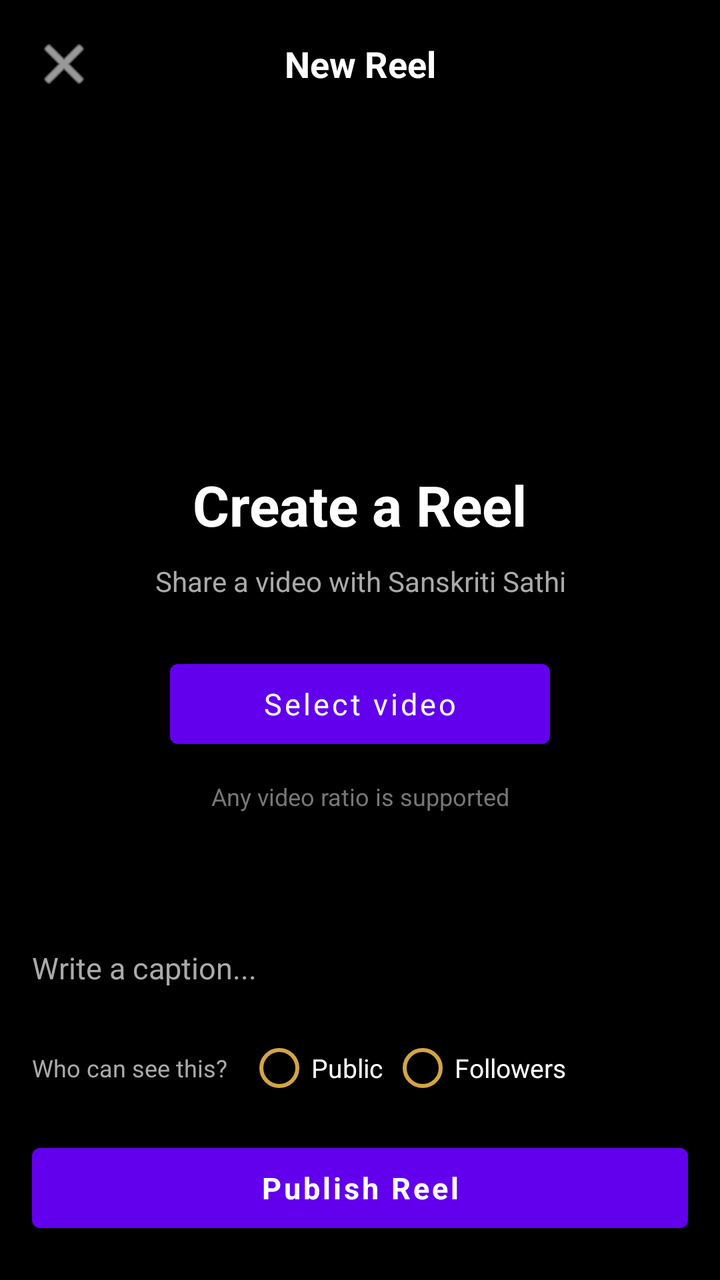
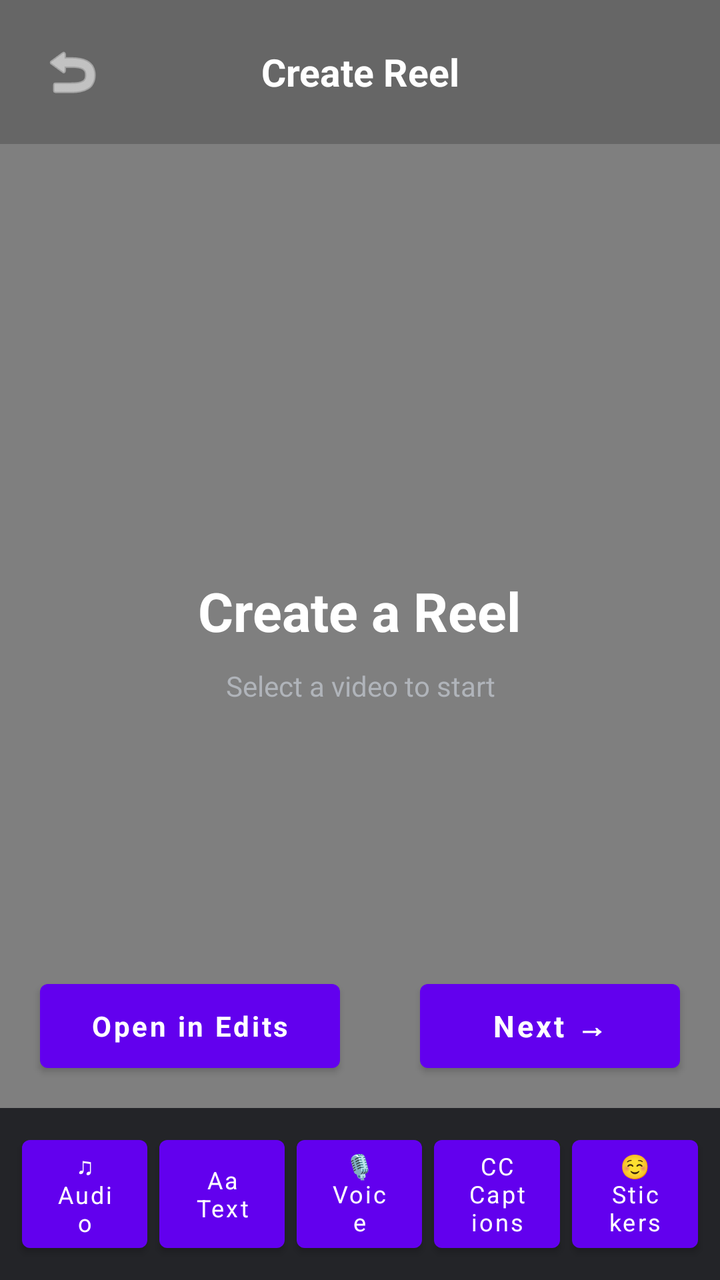

Before-and-after screenshots of an Android layout around one commit, followed by the original layout XML and the change that was made.
<!-- AndroidManifest.xml: application theme Theme.SanskritiSathi -->
<!-- res/layout/activity_reel_upload.xml -->
<?xml version="1.0" encoding="utf-8"?>
<FrameLayout
    xmlns:android="http://schemas.android.com/apk/res/android"
    android:layout_width="match_parent"
    android:layout_height="match_parent"
    android:background="#000000">

    
    
    

    <LinearLayout
        android:layout_width="match_parent"
        android:layout_height="match_parent"
        android:orientation="vertical"
        android:gravity="center"
        android:background="#000000">

        

        <FrameLayout
            android:id="@+id/videoContainer"
            android:layout_width="match_parent"
            android:layout_height="0dp"
            android:layout_weight="1"
            android:layout_gravity="center"
            android:background="#000000">

            
            
            

            <VideoView
                android:id="@+id/videoPreview"
                android:layout_width="match_parent"
                android:layout_height="match_parent"
                android:layout_gravity="center"
                android:background="#000000"
                android:visibility="gone"/>


            
            
            

            <LinearLayout
                android:id="@+id/emptyPreview"
                android:layout_width="match_parent"
                android:layout_height="match_parent"
                android:orientation="vertical"
                android:gravity="center"
                android:padding="28dp"
                android:background="#000000">

                <TextView
                    android:layout_width="wrap_content"
                    android:layout_height="wrap_content"
                    android:text="Create a Reel"
                    android:textColor="#FFFFFF"
                    android:textSize="28sp"
                    android:textStyle="bold"/>

                <TextView
                    android:layout_width="wrap_content"
                    android:layout_height="wrap_content"
                    android:layout_marginTop="10dp"
                    android:gravity="center"
                    android:text="Share a video with Sanskriti Sathi"
                    android:textColor="#AAAAAA"
                    android:textSize="14sp"/>

                <Button
                    android:id="@+id/selectVideoButton"
                    android:layout_width="wrap_content"
                    android:layout_height="52dp"
                    android:layout_marginTop="26dp"
                    android:minWidth="190dp"
                    android:text="Select video"
                    android:textAllCaps="false"
                    android:textSize="15sp"/>

                <TextView
                    android:id="@+id/selectedVideoHint"
                    android:layout_width="wrap_content"
                    android:layout_height="wrap_content"
                    android:layout_marginTop="12dp"
                    android:gravity="center"
                    android:text="Any video ratio is supported"
                    android:textColor="#777777"
                    android:textSize="12sp"/>

            </LinearLayout>

        </FrameLayout>

    </LinearLayout>


    
    
    

    <LinearLayout
        android:layout_width="match_parent"
        android:layout_height="64dp"
        android:layout_gravity="top"
        android:orientation="horizontal"
        android:gravity="center_vertical"
        android:paddingStart="8dp"
        android:paddingEnd="8dp"
        android:background="#66000000">

        <ImageButton
            android:id="@+id/closeButton"
            android:layout_width="48dp"
            android:layout_height="48dp"
            android:background="@android:color/transparent"
            android:contentDescription="Close"
            android:src="@android:drawable/ic_menu_close_clear_cancel"
            android:tint="#FFFFFF"/>

        <TextView
            android:layout_width="0dp"
            android:layout_height="wrap_content"
            android:layout_weight="1"
            android:gravity="center"
            android:text="New Reel"
            android:textColor="#FFFFFF"
            android:textSize="18sp"
            android:textStyle="bold"/>

        <View
            android:layout_width="48dp"
            android:layout_height="48dp"/>

    </LinearLayout>


    
    
    

    <TextView
        android:id="@+id/videoNameText"
        android:layout_width="wrap_content"
        android:layout_height="wrap_content"
        android:layout_gravity="top|center_horizontal"
        android:layout_marginTop="72dp"
        android:background="#66000000"
        android:paddingStart="14dp"
        android:paddingTop="7dp"
        android:paddingEnd="14dp"
        android:paddingBottom="7dp"
        android:text="Video selected ✓"
        android:textColor="#FFFFFF"
        android:textSize="12sp"
        android:visibility="gone"/>


    
    
    

    <LinearLayout
        android:id="@+id/bottomPanel"
        android:layout_width="match_parent"
        android:layout_height="wrap_content"
        android:layout_gravity="bottom"
        android:orientation="vertical"
        android:paddingStart="16dp"
        android:paddingTop="18dp"
        android:paddingEnd="16dp"
        android:paddingBottom="20dp"
        android:background="#E6000000">

        
        
        

        <EditText
            android:id="@+id/captionInput"
            android:layout_width="match_parent"
            android:layout_height="52dp"
            android:background="@android:color/transparent"
            android:hint="Write a caption..."
            android:inputType="textCapSentences|textMultiLine"
            android:maxLength="1000"
            android:maxLines="3"
            android:padding="0dp"
            android:textColor="#FFFFFF"
            android:textColorHint="#AAAAAA"
            android:textSize="15sp"/>


        
        
        

        <LinearLayout
            android:layout_width="match_parent"
            android:layout_height="48dp"
            android:orientation="horizontal"
            android:gravity="center_vertical">

            <TextView
                android:layout_width="wrap_content"
                android:layout_height="wrap_content"
                android:text="Who can see this?"
                android:textColor="#AAAAAA"
                android:textSize="12sp"/>

            <RadioButton
                android:id="@+id/publicRadio"
                android:layout_width="wrap_content"
                android:layout_height="wrap_content"
                android:layout_marginStart="10dp"
                android:buttonTint="#D2A546"
                android:text="Public"
                android:textColor="#FFFFFF"
                android:textSize="13sp"/>

            <RadioButton
                android:id="@+id/followersRadio"
                android:layout_width="wrap_content"
                android:layout_height="wrap_content"
                android:layout_marginStart="4dp"
                android:buttonTint="#D2A546"
                android:text="Followers"
                android:textColor="#FFFFFF"
                android:textSize="13sp"/>

        </LinearLayout>


        
        
        

        <ProgressBar
            android:id="@+id/uploadProgress"
            style="?android:attr/progressBarStyleHorizontal"
            android:layout_width="match_parent"
            android:layout_height="4dp"
            android:layout_marginTop="4dp"
            android:max="100"
            android:progress="0"
            android:visibility="gone"/>


        
        
        

        <TextView
            android:id="@+id/uploadStatusText"
            android:layout_width="match_parent"
            android:layout_height="wrap_content"
            android:layout_marginTop="7dp"
            android:gravity="center"
            android:text="Uploading..."
            android:textColor="#D2A546"
            android:textSize="12sp"
            android:visibility="gone"/>


        
        
        

        <Button
            android:id="@+id/publishButton"
            android:layout_width="match_parent"
            android:layout_height="52dp"
            android:layout_marginTop="10dp"
            android:text="Publish Reel"
            android:textAllCaps="false"
            android:textSize="15sp"
            android:textStyle="bold"/>

    </LinearLayout>

</FrameLayout>
<!-- resources referenced by this layout -->
<resources>
  <style name="Theme.SanskritiSathi" parent="Theme.MaterialComponents.DayNight.NoActionBar">
  
          <item name="android:fontFamily">sans-serif</item>
  
          
          <item name="android:statusBarColor">#0F111A</item>
          <item name="android:windowLightStatusBar">false</item>
  
          <item name="android:navigationBarColor">#1A1D2B</item>
          <item name="android:windowLightNavigationBar">false</item>
  
          <item name="android:windowActionModeOverlay">true</item>
          <item name="android:windowNoTitle">true</item>
  
          <item name="android:windowBackground">#0F111A</item>
  
          <item name="android:textColorPrimary">#FFFFFF</item>
          <item name="android:textColorSecondary">#A0A5B5</item>
  
      </style>
</resources>

<!-- the commit's change to res/layout/activity_reel_upload.xml (unified diff, before → after) -->
@@ -3,280 +3,491 @@
     xmlns:android="http://schemas.android.com/apk/res/android"
     android:layout_width="match_parent"
     android:layout_height="match_parent"
-    android:background="#000000">
-
-    
-    
-    
-
-    <LinearLayout
+    android:background="#090B0F">
+
+    
+    
+    
+
+    <FrameLayout
+        android:id="@+id/editorScreen"
         android:layout_width="match_parent"
         android:layout_height="match_parent"
-        android:orientation="vertical"
-        android:gravity="center"
         android:background="#000000">
 
         
 
-        <FrameLayout
-            android:id="@+id/videoContainer"
+        <VideoView
+            android:id="@+id/editorVideoPreview"
             android:layout_width="match_parent"
-            android:layout_height="0dp"
-            android:layout_weight="1"
+            android:layout_height="match_parent"
             android:layout_gravity="center"
-            android:background="#000000">
-
-            
-            
-            
-
-            <VideoView
-                android:id="@+id/videoPreview"
-                android:layout_width="match_parent"
-                android:layout_height="match_parent"
-                android:layout_gravity="center"
-                android:background="#000000"
-                android:visibility="gone"/>
-
-
-            
-            
-            
-
-            <LinearLayout
-                android:id="@+id/emptyPreview"
-                android:layout_width="match_parent"
-                android:layout_height="match_parent"
-                android:orientation="vertical"
-                android:gravity="center"
-                android:padding="28dp"
-                android:background="#000000">
-
-                <TextView
-                    android:layout_width="wrap_content"
-                    android:layout_height="wrap_content"
-                    android:text="Create a Reel"
-                    android:textColor="#FFFFFF"
-                    android:textSize="28sp"
-                    android:textStyle="bold"/>
-
-                <TextView
-                    android:layout_width="wrap_content"
-                    android:layout_height="wrap_content"
-                    android:layout_marginTop="10dp"
-                    android:gravity="center"
-                    android:text="Share a video with Sanskriti Sathi"
-                    android:textColor="#AAAAAA"
-                    android:textSize="14sp"/>
-
-                <Button
-                    android:id="@+id/selectVideoButton"
-                    android:layout_width="wrap_content"
-                    android:layout_height="52dp"
-                    android:layout_marginTop="26dp"
-                    android:minWidth="190dp"
-                    android:text="Select video"
-                    android:textAllCaps="false"
-                    android:textSize="15sp"/>
-
-                <TextView
-                    android:id="@+id/selectedVideoHint"
-                    android:layout_width="wrap_content"
-                    android:layout_height="wrap_content"
-                    android:layout_marginTop="12dp"
-                    android:gravity="center"
-                    android:text="Any video ratio is supported"
-                    android:textColor="#777777"
-                    android:textSize="12sp"/>
-
-            </LinearLayout>
-
-        </FrameLayout>
-
-    </LinearLayout>
-
-
-    
-    
-    
-
-    <LinearLayout
-        android:layout_width="match_parent"
-        android:layout_height="64dp"
-        android:layout_gravity="top"
-        android:orientation="horizontal"
-        android:gravity="center_vertical"
-        android:paddingStart="8dp"
-        android:paddingEnd="8dp"
-        android:background="#66000000">
-
-        <ImageButton
-            android:id="@+id/closeButton"
-            android:layout_width="48dp"
-            android:layout_height="48dp"
-            android:background="@android:color/transparent"
-            android:contentDescription="Close"
-            android:src="@android:drawable/ic_menu_close_clear_cancel"
-            android:tint="#FFFFFF"/>
-
-        <TextView
-            android:layout_width="0dp"
-            android:layout_height="wrap_content"
-            android:layout_weight="1"
-            android:gravity="center"
-            android:text="New Reel"
-            android:textColor="#FFFFFF"
-            android:textSize="18sp"
-            android:textStyle="bold"/>
-
-        <View
-            android:layout_width="48dp"
-            android:layout_height="48dp"/>
-
-    </LinearLayout>
-
-
-    
-    
-    
-
-    <TextView
-        android:id="@+id/videoNameText"
-        android:layout_width="wrap_content"
-        android:layout_height="wrap_content"
-        android:layout_gravity="top|center_horizontal"
-        android:layout_marginTop="72dp"
-        android:background="#66000000"
-        android:paddingStart="14dp"
-        android:paddingTop="7dp"
-        android:paddingEnd="14dp"
-        android:paddingBottom="7dp"
-        android:text="Video selected ✓"
-        android:textColor="#FFFFFF"
-        android:textSize="12sp"
-        android:visibility="gone"/>
-
-
-    
-    
-    
-
-    <LinearLayout
-        android:id="@+id/bottomPanel"
-        android:layout_width="match_parent"
-        android:layout_height="wrap_content"
-        android:layout_gravity="bottom"
-        android:orientation="vertical"
-        android:paddingStart="16dp"
-        android:paddingTop="18dp"
-        android:paddingEnd="16dp"
-        android:paddingBottom="20dp"
-        android:background="#E6000000">
-
-        
-        
-        
-
-        <EditText
-            android:id="@+id/captionInput"
-            android:layout_width="match_parent"
-            android:layout_height="52dp"
-            android:background="@android:color/transparent"
-            android:hint="Write a caption..."
-            android:inputType="textCapSentences|textMultiLine"
-            android:maxLength="1000"
-            android:maxLines="3"
-            android:padding="0dp"
-            android:textColor="#FFFFFF"
-            android:textColorHint="#AAAAAA"
-            android:textSize="15sp"/>
-
-
-        
-        
+            android:background="#000000" />
+
+
         
 
         <LinearLayout
             android:layout_width="match_parent"
-            android:layout_height="48dp"
-            android:orientation="horizontal"
-            android:gravity="center_vertical">
+            android:layout_height="72dp"
+            android:layout_gravity="top"
+            android:gravity="center_vertical"
+            android:paddingStart="12dp"
+            android:paddingEnd="12dp"
+            android:background="#33000000">
+
+            <ImageButton
+                android:id="@+id/editorBackButton"
+                android:layout_width="48dp"
+                android:layout_height="48dp"
+                android:background="@android:color/transparent"
+                android:contentDescription="Back"
+                android:src="@android:drawable/ic_menu_revert"
+                android:tint="#FFFFFF" />
+
+            <TextView
+                android:layout_width="0dp"
+                android:layout_height="wrap_content"
+                android:layout_weight="1"
+                android:gravity="center"
+                android:text="Create Reel"
+                android:textColor="#FFFFFF"
+                android:textSize="19sp"
+                android:textStyle="bold" />
+
+            <View
+                android:layout_width="48dp"
+                android:layout_height="48dp" />
+
+        </LinearLayout>
+
+
+        
+
+        <LinearLayout
+            android:id="@+id/editorEmptyState"
+            android:layout_width="match_parent"
+            android:layout_height="match_parent"
+            android:gravity="center"
+            android:orientation="vertical"
+            android:padding="32dp">
 
             <TextView
                 android:layout_width="wrap_content"
                 android:layout_height="wrap_content"
-                android:text="Who can see this?"
-                android:textColor="#AAAAAA"
-                android:textSize="12sp"/>
-
-            <RadioButton
-                android:id="@+id/publicRadio"
+                android:text="Create a Reel"
+                android:textColor="#FFFFFF"
+                android:textSize="27sp"
+                android:textStyle="bold" />
+
+            <TextView
                 android:layout_width="wrap_content"
                 android:layout_height="wrap_content"
-                android:layout_marginStart="10dp"
-                android:buttonTint="#D2A546"
-                android:text="Public"
-                android:textColor="#FFFFFF"
-                android:textSize="13sp"/>
-
-            <RadioButton
-                android:id="@+id/followersRadio"
-                android:layout_width="wrap_content"
-                android:layout_height="wrap_content"
-                android:layout_marginStart="4dp"
-                android:buttonTint="#D2A546"
-                android:text="Followers"
-                android:textColor="#FFFFFF"
-                android:textSize="13sp"/>
+                android:layout_marginTop="10dp"
+                android:gravity="center"
+                android:text="Select a video to start"
+                android:textColor="#B0B4BA"
+                android:textSize="14sp" />
 
         </LinearLayout>
 
 
         
-        
-        
-
-        <ProgressBar
-            android:id="@+id/uploadProgress"
-            style="?android:attr/progressBarStyleHorizontal"
+
+        <LinearLayout
             android:layout_width="match_parent"
-            android:layout_height="4dp"
-            android:layout_marginTop="4dp"
-            android:max="100"
-            android:progress="0"
-            android:visibility="gone"/>
-
-
-        
-        
-        
-
-        <TextView
-            android:id="@+id/uploadStatusText"
+            android:layout_height="86dp"
+            android:layout_gravity="bottom"
+            android:gravity="center"
+            android:orientation="horizontal"
+            android:paddingStart="8dp"
+            android:paddingEnd="8dp"
+            android:background="#DD15171B">
+
+            <Button
+                android:id="@+id/audioButton"
+                android:layout_width="0dp"
+                android:layout_height="66dp"
+                android:layout_weight="1"
+                android:layout_margin="3dp"
+                android:text="♫&#10;Audio"
+                android:textColor="#FFFFFF"
+                android:textSize="12sp"
+                android:textAllCaps="false" />
+
+            <Button
+                android:id="@+id/textButton"
+                android:layout_width="0dp"
+                android:layout_height="66dp"
+                android:layout_weight="1"
+                android:layout_margin="3dp"
+                android:text="Aa&#10;Text"
+                android:textColor="#FFFFFF"
+                android:textSize="12sp"
+                android:textAllCaps="false" />
+
+            <Button
+                android:id="@+id/voiceButton"
+                android:layout_width="0dp"
+                android:layout_height="66dp"
+                android:layout_weight="1"
+                android:layout_margin="3dp"
+                android:text="🎙&#10;Voice"
+                android:textColor="#FFFFFF"
+                android:textSize="12sp"
+                android:textAllCaps="false" />
+
+            <Button
+                android:id="@+id/captionsButton"
+                android:layout_width="0dp"
+                android:layout_height="66dp"
+                android:layout_weight="1"
+                android:layout_margin="3dp"
+                android:text="CC&#10;Captions"
+                android:textColor="#FFFFFF"
+                android:textSize="12sp"
+                android:textAllCaps="false" />
+
+            <Button
+                android:id="@+id/stickersButton"
+                android:layout_width="0dp"
+                android:layout_height="66dp"
+                android:layout_weight="1"
+                android:layout_margin="3dp"
+                android:text="☺&#10;Stickers"
+                android:textColor="#FFFFFF"
+                android:textSize="12sp"
+                android:textAllCaps="false" />
+
+        </LinearLayout>
+
+
+        
+
+        <Button
+            android:id="@+id/openEditsButton"
+            android:layout_width="wrap_content"
+            android:layout_height="54dp"
+            android:layout_gravity="bottom|start"
+            android:layout_marginStart="20dp"
+            android:layout_marginBottom="100dp"
+            android:minWidth="150dp"
+            android:text="Open in Edits"
+            android:textSize="14sp"
+            android:textStyle="bold"
+            android:textAllCaps="false" />
+
+
+        
+
+        <Button
+            android:id="@+id/nextButton"
+            android:layout_width="130dp"
+            android:layout_height="54dp"
+            android:layout_gravity="bottom|end"
+            android:layout_marginEnd="20dp"
+            android:layout_marginBottom="100dp"
+            android:text="Next →"
+            android:textSize="15sp"
+            android:textStyle="bold"
+            android:textAllCaps="false" />
+
+    </FrameLayout>
+
+
+    
+    
+    
+
+    <ScrollView
+        android:id="@+id/detailsScreen"
+        android:layout_width="match_parent"
+        android:layout_height="match_parent"
+        android:background="#090B0F"
+        android:fillViewport="true"
+        android:visibility="gone">
+
+        <LinearLayout
             android:layout_width="match_parent"
             android:layout_height="wrap_content"
-            android:layout_marginTop="7dp"
-            android:gravity="center"
-            android:text="Uploading..."
-            android:textColor="#D2A546"
-            android:textSize="12sp"
-            android:visibility="gone"/>
-
-
-        
-        
-        
-
-        <Button
-            android:id="@+id/publishButton"
-            android:layout_width="match_parent"
-            android:layout_height="52dp"
-            android:layout_marginTop="10dp"
-            android:text="Publish Reel"
-            android:textAllCaps="false"
-            android:textSize="15sp"
-            android:textStyle="bold"/>
-
-    </LinearLayout>
+            android:orientation="vertical">
+
+
+            
+
+            <LinearLayout
+                android:layout_width="match_parent"
+                android:layout_height="72dp"
+                android:gravity="center_vertical"
+                android:paddingStart="10dp"
+                android:paddingEnd="18dp">
+
+                <ImageButton
+                    android:id="@+id/detailsBackButton"
+                    android:layout_width="52dp"
+                    android:layout_height="52dp"
+                    android:background="@android:color/transparent"
+                    android:contentDescription="Back"
+                    android:src="@android:drawable/ic_menu_revert"
+                    android:tint="#FFFFFF" />
+
+                <TextView
+                    android:layout_width="0dp"
+                    android:layout_height="wrap_content"
+                    android:layout_weight="1"
+                    android:paddingStart="14dp"
+                    android:text="New reel"
+                    android:textColor="#FFFFFF"
+                    android:textSize="23sp"
+                    android:textStyle="bold" />
+
+            </LinearLayout>
+
+
+            
+
+            <FrameLayout
+                android:layout_width="236dp"
+                android:layout_height="414dp"
+                android:layout_gravity="center_horizontal"
+                android:background="#202328">
+
+                <VideoView
+                    android:id="@+id/coverPreview"
+                    android:layout_width="match_parent"
+                    android:layout_height="match_parent"
+                    android:background="#111111" />
+
+                <Button
+                    android:id="@+id/editCoverButton"
+                    android:layout_width="wrap_content"
+                    android:layout_height="48dp"
+                    android:layout_gravity="bottom|center_horizontal"
+                    android:layout_marginBottom="18dp"
+                    android:text="Edit cover"
+                    android:textAllCaps="false"
+                    android:textColor="#FFFFFF"
+                    android:textStyle="bold" />
+
+            </FrameLayout>
+
+
+            
+
+            <EditText
+                android:id="@+id/captionInput"
+                android:layout_width="match_parent"
+                android:layout_height="100dp"
+                android:layout_marginTop="24dp"
+                android:paddingStart="24dp"
+                android:paddingEnd="24dp"
+                android:gravity="top"
+                android:background="#090B0F"
+                android:hint="Write a caption and add hashtags..."
+                android:textColor="#FFFFFF"
+                android:textColorHint="#9DA2AD"
+                android:textSize="16sp"
+                android:maxLength="1000"
+                android:inputType="textCapSentences|textMultiLine" />
+
+
+            
+
+            <LinearLayout
+                android:layout_width="match_parent"
+                android:layout_height="58dp"
+                android:paddingStart="24dp"
+                android:paddingEnd="24dp"
+                android:gravity="center_vertical">
+
+                <Button
+                    android:id="@+id/hashtagsButton"
+                    android:layout_width="wrap_content"
+                    android:layout_height="46dp"
+                    android:text="# Hashtags"
+                    android:textAllCaps="false"
+                    android:textColor="#FFFFFF" />
+
+                <Button
+                    android:id="@+id/pollButton"
+                    android:layout_width="wrap_content"
+                    android:layout_height="46dp"
+                    android:layout_marginStart="8dp"
+                    android:text="☰ Poll"
+                    android:textAllCaps="false"
+                    android:textColor="#FFFFFF" />
+
+                <Button
+                    android:id="@+id/promptButton"
+                    android:layout_width="wrap_content"
+                    android:layout_height="46dp"
+                    android:layout_marginStart="8dp"
+                    android:text="◯ Prompt"
+                    android:textAllCaps="false"
+                    android:textColor="#FFFFFF" />
+
+            </LinearLayout>
+
+
+            
+
+            <Button
+                android:id="@+id/tagPeopleButton"
+                android:layout_width="match_parent"
+                android:layout_height="62dp"
+                android:gravity="center_vertical"
+                android:paddingStart="24dp"
+                android:text="◎   Tag people                                      ›"
+                android:textColor="#FFFFFF"
+                android:textSize="16sp"
+                android:textAllCaps="false"
+                android:background="@android:color/transparent" />
+
+            <Button
+                android:id="@+id/locationButton"
+                android:layout_width="match_parent"
+                android:layout_height="62dp"
+                android:gravity="center_vertical"
+                android:paddingStart="24dp"
+                android:text="⌖   Add location                                  ›"
+                android:textColor="#FFFFFF"
+                android:textSize="16sp"
+                android:textAllCaps="false"
+                android:background="@android:color/transparent" />
+
+            <Button
+                android:id="@+id/renameAudioButton"
+                android:layout_width="match_parent"
+                android:layout_height="62dp"
+                android:gravity="center_vertical"
+                android:paddingStart="24dp"
+                android:text="♫   Rename audio                 Original Audio   ›"
+                android:textColor="#FFFFFF"
+                android:textSize="16sp"
+                android:textAllCaps="false"
+                android:background="@android:color/transparent" />
+
+            <Button
+                android:id="@+id/aiLabelButton"
+                android:layout_width="match_parent"
+                android:layout_height="70dp"
+                android:gravity="center_vertical"
+                android:paddingStart="24dp"
+                android:text="✦   Add AI label"
+                android:textColor="#FFFFFF"
+                android:textSize="16sp"
+                android:textAllCaps="false"
+                android:background="@android:color/transparent" />
+
+
+            
+
+            <View
+                android:layout_width="match_parent"
+                android:layout_height="8dp"
+                android:background="#202328" />
+
+
+            
+
+            <LinearLayout
+                android:layout_width="match_parent"
+                android:layout_height="72dp"
+                android:gravity="center_vertical"
+                android:paddingStart="24dp"
+                android:paddingEnd="24dp">
+
+                <TextView
+                    android:layout_width="0dp"
+                    android:layout_height="wrap_content"
+                    android:layout_weight="1"
+                    android:text="Audience"
+                    android:textColor="#FFFFFF"
+                    android:textSize="17sp"
+                    android:textStyle="bold" />
+
+                <RadioButton
+                    android:id="@+id/publicRadio"
+                    android:layout_width="wrap_content"
+                    android:layout_height="wrap_content"
+                    android:text="Everyone"
+                    android:textColor="#FFFFFF"
+                    android:buttonTint="#D2A546" />
+
+                <RadioButton
+                    android:id="@+id/followersRadio"
+                    android:layout_width="wrap_content"
+                    android:layout_height="wrap_content"
+                    android:layout_marginStart="4dp"
+                    android:text="Followers"
+                    android:textColor="#FFFFFF"
+                    android:buttonTint="#D2A546" />
+
+            </LinearLayout>
+
+
+            
+
+            <ProgressBar
+                android:id="@+id/uploadProgress"
+                style="?android:attr/progressBarStyleHorizontal"
+                android:layout_width="match_parent"
+                android:layout_height="4dp"
+                android:layout_marginStart="24dp"
+                android:layout_marginEnd="24dp"
+                android:max="100"
+                android:progress="0"
+                android:visibility="gone" />
+
+            <TextView
+                android:id="@+id/uploadStatusText"
+                android:layout_width="match_parent"
+                android:layout_height="wrap_content"
+                android:gravity="center"
+                android:padding="8dp"
+                android:text="Publishing..."
+                android:textColor="#D2A546"
+                android:textSize="13sp"
+                android:visibility="gone" />
+
+
+            
+
+            <LinearLayout
+                android:layout_width="match_parent"
+                android:layout_height="90dp"
+                android:orientation="horizontal"
+                android:gravity="center_vertical"
+                android:paddingStart="24dp"
+                android:paddingEnd="24dp"
+                android:paddingBottom="14dp">
+
+                <Button
+                    android:id="@+id/saveDraftButton"
+                    android:layout_width="0dp"
+                    android:layout_height="54dp"
+                    android:layout_weight="1"
+                    android:layout_marginEnd="8dp"
+                    android:text="Save draft"
+                    android:textAllCaps="false"
+                    android:textColor="#FFFFFF"
+                    android:textStyle="bold" />
+
+                <Button
+                    android:id="@+id/publishButton"
+                    android:layout_width="0dp"
+                    android:layout_height="54dp"
+                    android:layout_weight="1"
+                    android:layout_marginStart="8dp"
+                    android:text="Publish Reel"
+                    android:textAllCaps="false"
+                    android:textColor="#000000"
+                    android:textStyle="bold" />
+
+            </LinearLayout>
+
+        </LinearLayout>
+
+    </ScrollView>
 
 </FrameLayout>
